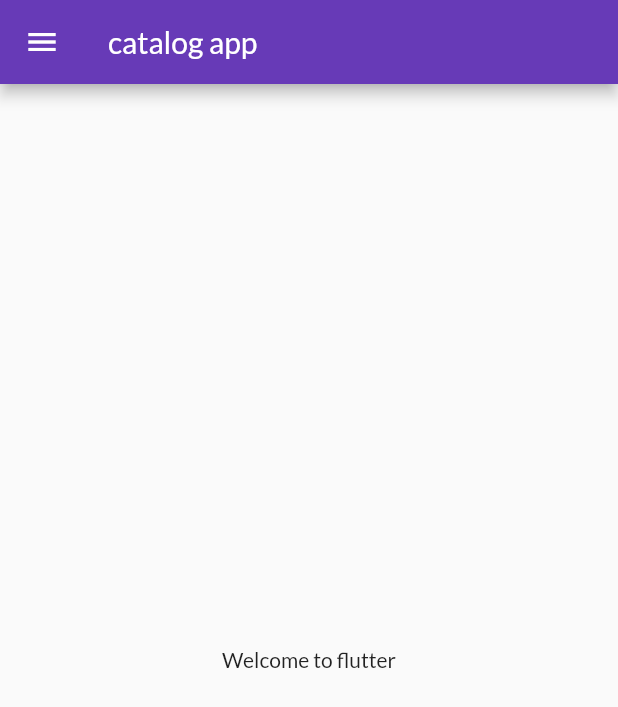
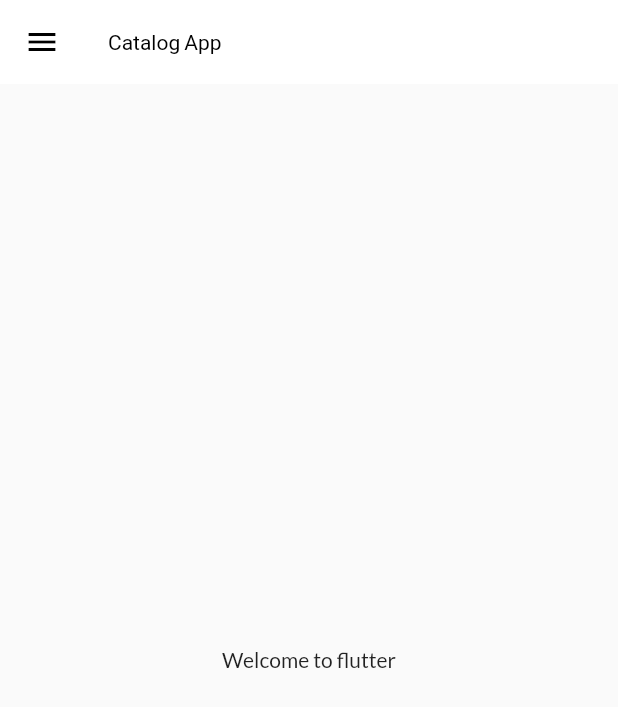
Before and after one commit to AnshBandral/Flutter, a Flutter app: the screen it shows after launch, on a phone screen of 412 x 824 dp. Shown: the top 707 px of the screen. Run offline on Flutter 3.47's test engine with Material 2 defaults, Android fonts, the phone set to English and light mode, and no system bars; our stand-ins replace google_fonts.

Commit message:
themes comitted

```diff
--- a/lib/main.dart
+++ b/lib/main.dart
@@ -1,6 +1,7 @@
 import 'package:ecommerce/pages/home_page.dart';
 import 'package:ecommerce/pages/login_page.dart';
 import 'package:ecommerce/utils/routes.dart';
+import 'package:ecommerce/widgets/themes.dart';
 import 'package:flutter/material.dart';
 import 'package:google_fonts/google_fonts.dart';
 
@@ -12,12 +13,11 @@ class MyApp extends StatelessWidget {
   @override
   Widget build(BuildContext context) {
     return MaterialApp(
-      themeMode: ThemeMode.light,
-      darkTheme: ThemeData(brightness: Brightness.dark),
-      theme: ThemeData(
-        primarySwatch: Colors.deepPurple,
-        fontFamily: GoogleFonts.lato().fontFamily,
-      ),
+     themeMode: ThemeMode.light,
+
+      theme: MyTheme.lightTheme(context),
+      darkTheme: MyTheme.darkTheme(context),
+
       debugShowCheckedModeBanner: false,
       initialRoute: MyRoutes.homeRoute,
       routes: {
--- a/lib/pages/home_page.dart
+++ b/lib/pages/home_page.dart
@@ -6,7 +6,7 @@ class HomePage extends StatelessWidget {
   Widget build(BuildContext context) {
     return Scaffold(
       appBar: AppBar(
-        title: Text("catalog app"),
+        title: Text("Catalog App"),
       ),
       body: Center(
         child: Container(
--- /dev/null
+++ b/lib/widgets/themes.dart
@@ -0,0 +1,16 @@
+import 'package:flutter/material.dart';
+import 'package:google_fonts/google_fonts.dart';
+
+class MyTheme{
+   static ThemeData lightTheme(BuildContext context) => ThemeData(
+ primarySwatch: Colors.deepPurple,
+      fontFamily: GoogleFonts.lato().fontFamily,
+      appBarTheme: AppBarTheme(color: Colors.white,
+        elevation: 0.0,
+        iconTheme: IconThemeData(color: Colors.black),
+        titleTextStyle: TextStyle(color: Colors.black)
+      ));
+      static ThemeData darkTheme(BuildContext context) => ThemeData(
+        brightness: Brightness.dark,
+      );
+}
```
